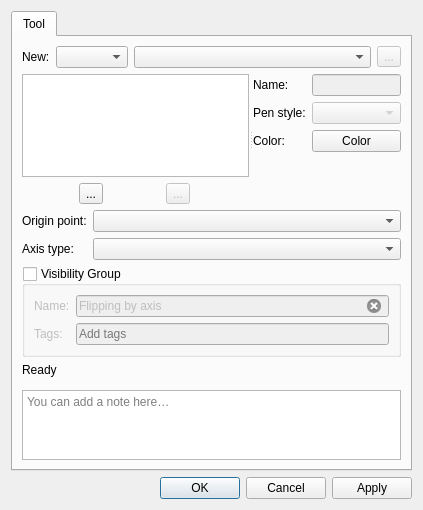
First picture: the form in src/libs/vtools/dialogs/tools/dialogflippingbyaxis.ui, repository equinox-patterns/Ostara, before the edit.
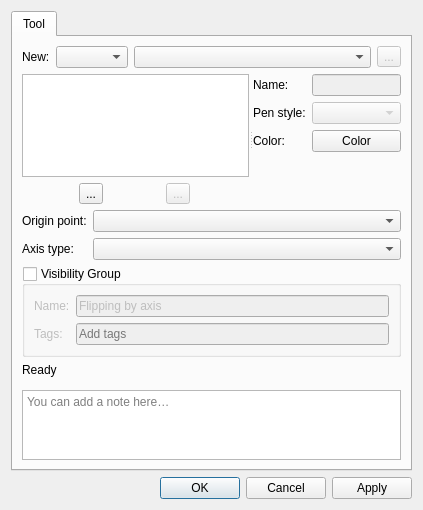
Second picture: the form after the edit. Icons and pictures are not drawn. Custom widgets are drawn as their Qt base class.

Commit message: Remove clear-button icon from all QLineEdit fields

The edit to the form file:
```diff
--- a/src/libs/vtools/dialogs/tools/dialogflippingbyaxis.ui
+++ b/src/libs/vtools/dialogs/tools/dialogflippingbyaxis.ui
@@ -240,9 +240,6 @@
             <property name="text">
              <string>Flipping by axis</string>
             </property>
-            <property name="clearButtonEnabled">
-             <bool>true</bool>
-            </property>
            </widget>
           </item>
           <item row="1" column="0">
```
Left out of the diff: 6 changed lines with no effect on the pictures. The commit also changes 75 other files.
